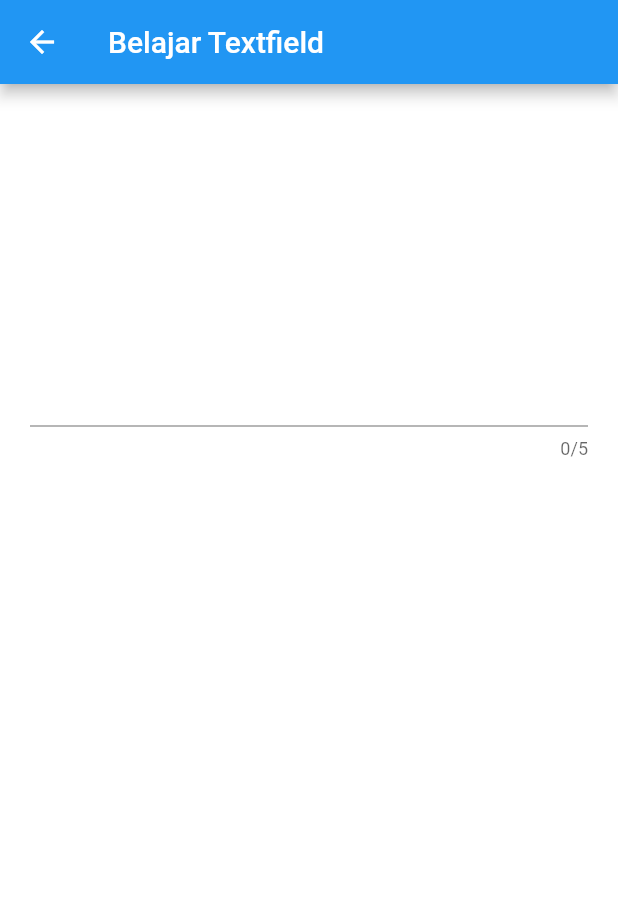
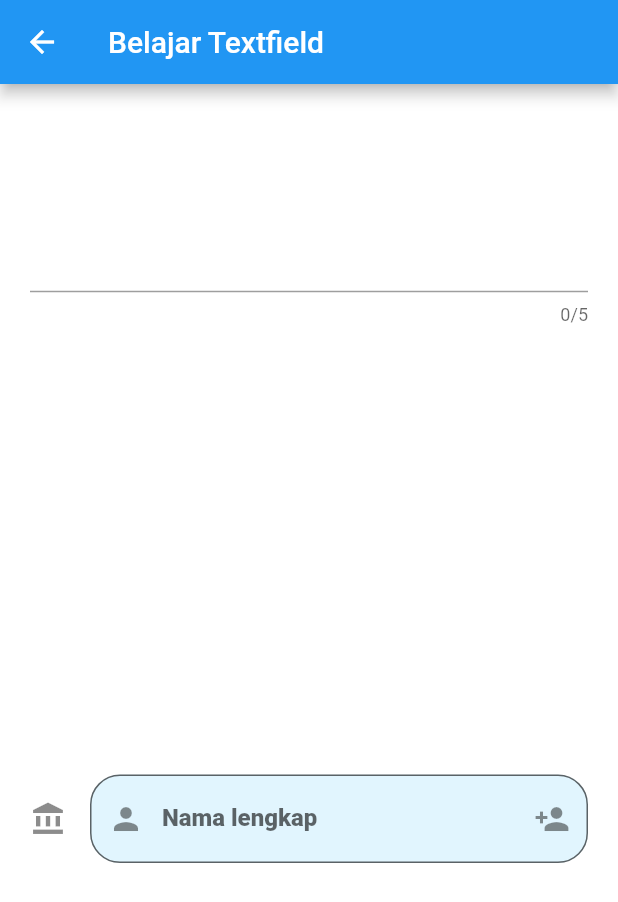
Before and after one commit to syahroel712/tutorial-flutter-pemula, a Flutter app: the TextfieldPage screen opened by its route, on a phone screen of 412 x 824 dp. Shown: the top 902 px of the screen. Run offline on Flutter 3.47's test engine with Material 2 defaults, Android fonts, the phone set to English and light mode, and no system bars.

Commit message:
#17 Textfield Decoration

```diff
--- a/lib/pages/16_textField.dart
+++ b/lib/pages/16_textField.dart
@@ -9,7 +9,7 @@ class TextfieldPage extends StatefulWidget {
 
 class _TextfieldPageState extends State<TextfieldPage> {
   TextEditingController controller = TextEditingController();
-
+  TextEditingController controller2 = TextEditingController();
   @override
   Widget build(BuildContext context) {
     return Scaffold(
@@ -30,6 +30,38 @@ class _TextfieldPageState extends State<TextfieldPage> {
               controller: controller,
             ),
             Text(controller.text),
+            // textfield decoration
+            TextField(
+              decoration: InputDecoration(
+                fillColor: Colors.lightBlue[50],
+                filled: true,
+                icon: Icon(Icons.account_balance),
+                prefixIcon: Icon(Icons.person),
+                prefix: Container(width: 10, height: 10, color: Colors.red),
+                // prefixText: "Name",
+                // prefixStyle: TextStyle(
+                //   color: Colors.blue,
+                //   fontWeight: FontWeight.w500,
+                // ),
+                suffixIcon: Icon(Icons.person_add),
+                labelText: "Nama lengkap",
+                labelStyle: TextStyle(
+                  fontWeight: FontWeight.w900,
+                ),
+                hintText: "Masukkan nama anda",
+                hintStyle: TextStyle(
+                  fontSize: 12,
+                ),
+                border: OutlineInputBorder(
+                  borderRadius: BorderRadius.circular(20),
+                ),
+              ),
+              onChanged: (value) {
+                setState(() {});
+              },
+              controller: controller2,
+            ),
+            Text(controller2.text),
           ],
         ),
       ),
```
